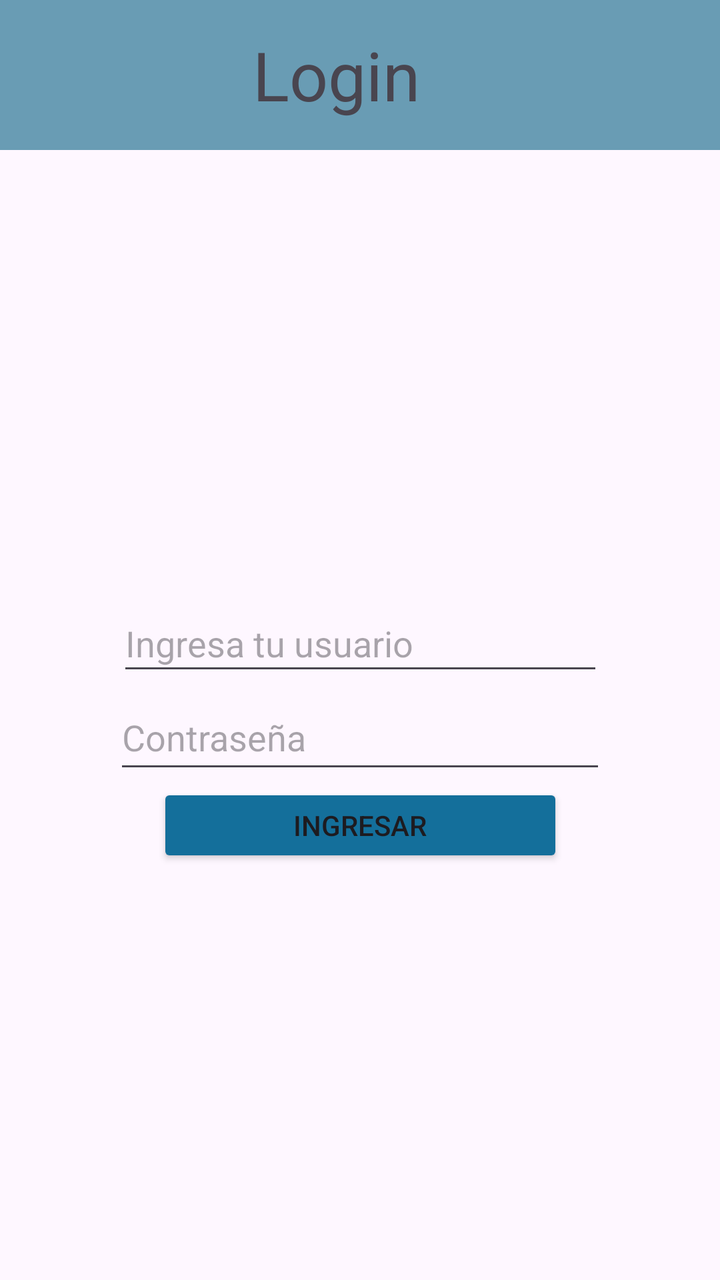
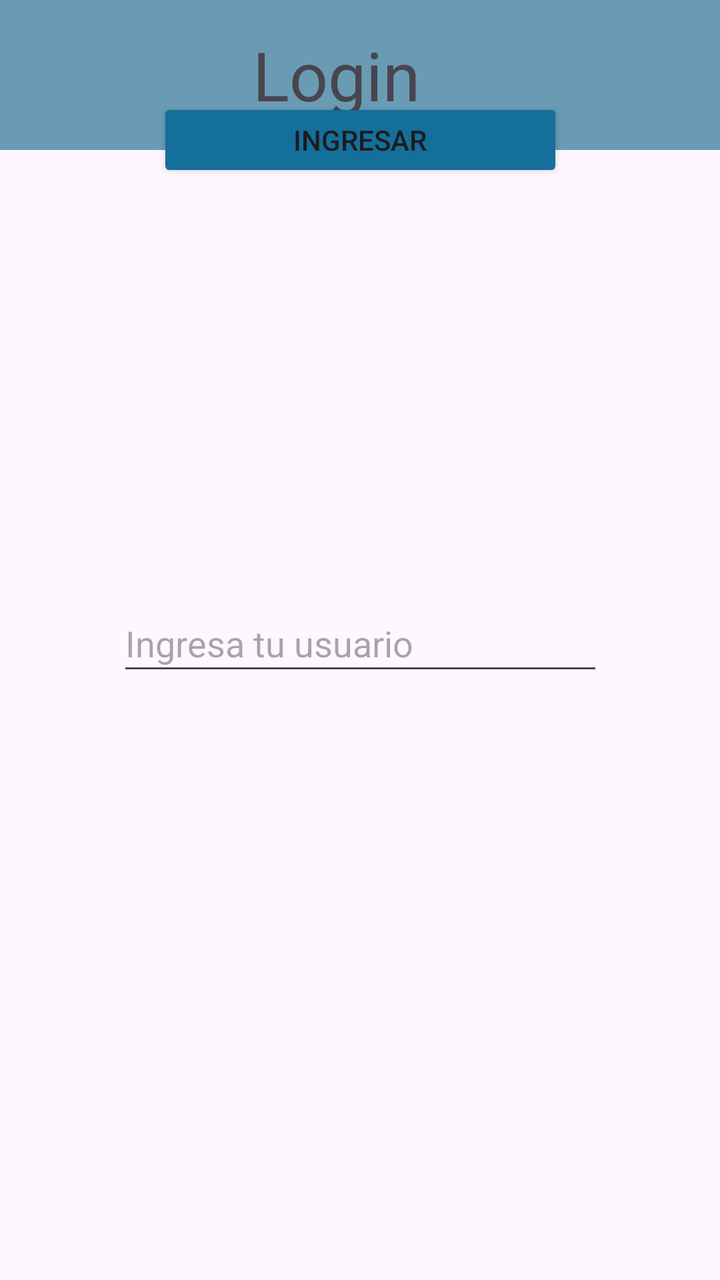

Two renders of the same Android screen: before a commit and after it. Below are the layout's source before the change and the commit's diff.
<!-- AndroidManifest.xml: application theme Theme.ClinicaHospital -->
<!-- res/layout/activity_login.xml -->
<?xml version="1.0" encoding="utf-8"?>
<androidx.constraintlayout.widget.ConstraintLayout xmlns:android="http://schemas.android.com/apk/res/android"
    xmlns:app="http://schemas.android.com/apk/res-auto"
    xmlns:tools="http://schemas.android.com/tools"
    android:id="@+id/main"
    android:layout_width="match_parent"
    android:layout_height="match_parent"
    tools:context="Vista.LoginActivity">

    <EditText
        android:id="@+id/etUsuario"
        android:layout_width="243dp"
        android:layout_height="45dp"
        android:ems="10"
        android:hint="Ingresa tu usuario"
        android:inputType="text"
        android:textColorLink="#146F9B"
        app:layout_constraintBottom_toBottomOf="parent"
        app:layout_constraintEnd_toEndOf="parent"
        app:layout_constraintStart_toStartOf="parent"
        app:layout_constraintTop_toTopOf="parent" />

    <EditText
        android:id="@+id/etPassword"
        android:layout_width="246dp"
        android:layout_height="49dp"
        android:ems="10"
        android:hint="Contraseña"
        android:inputType="textPassword"
        app:layout_constraintEnd_toEndOf="parent"
        app:layout_constraintStart_toStartOf="parent"
        app:layout_constraintTop_toBottomOf="@+id/etUsuario" />

    <Button
        android:id="@+id/btnLogin"
        android:layout_width="203dp"
        android:layout_height="42dp"
        android:backgroundTint="#146F9B"
        android:text="Ingresar"
        app:layout_constraintEnd_toEndOf="parent"
        app:layout_constraintStart_toStartOf="parent"
        app:layout_constraintTop_toBottomOf="@+id/etPassword" />

    <androidx.appcompat.widget.Toolbar
        android:id="@+id/toolbar2"
        android:layout_width="408dp"
        android:layout_height="75dp"
        android:background="#699CB4"
        android:minHeight="?attr/actionBarSize"
        android:theme="?attr/actionBarTheme"
        app:layout_constraintEnd_toEndOf="parent"
        app:layout_constraintStart_toStartOf="parent"
        app:layout_constraintTop_toTopOf="parent"
        app:title="Login"
        app:titleMargin="10dp"
        app:titleMarginStart="150dp"
        app:titleTextAppearance="@style/TextAppearance.AppCompat.Display1" />
</androidx.constraintlayout.widget.ConstraintLayout>
<!-- resources referenced by this layout -->
<resources>
  <style name="Theme.ClinicaHospital" parent="Base.Theme.ClinicaHospital" />
  <style name="Base.Theme.ClinicaHospital" parent="Theme.Material3.DayNight.NoActionBar">
          
          
      </style>
</resources>

<!-- the commit's change to res/layout/activity_login.xml (unified diff, before → after) -->
@@ -29,7 +29,7 @@
         android:inputType="textPassword"
         app:layout_constraintEnd_toEndOf="parent"
         app:layout_constraintStart_toStartOf="parent"
-        app:layout_constraintTop_toBottomOf="@+id/etUsuario" />
+        app:layout_constraintTop_toBottomOf="@+id/etUsuariO" />
 
     <Button
         android:id="@+id/btnLogin"
